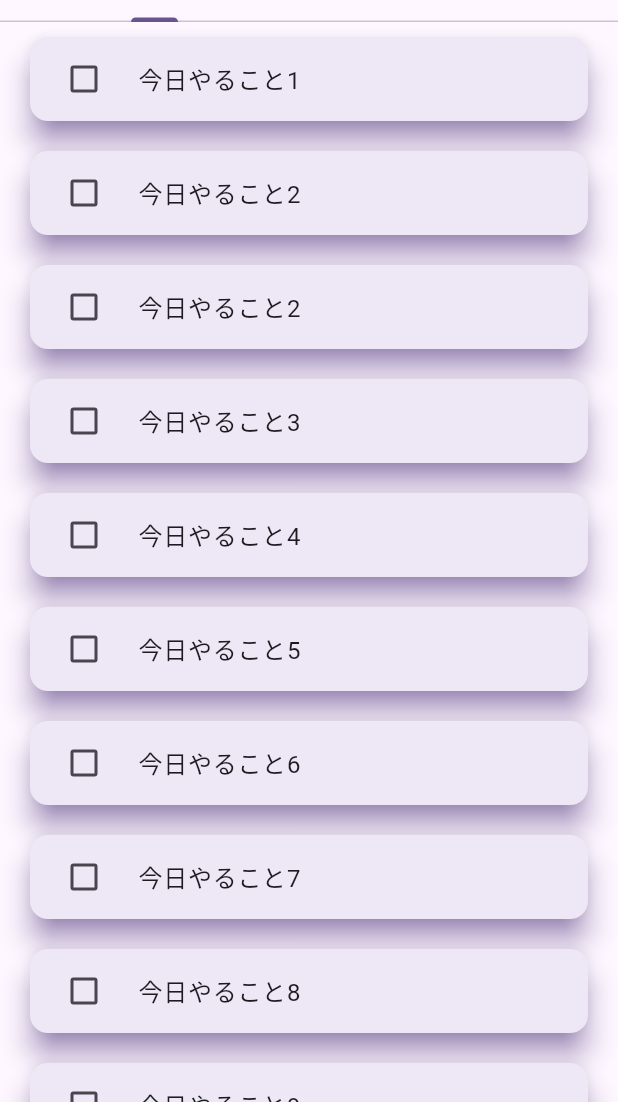
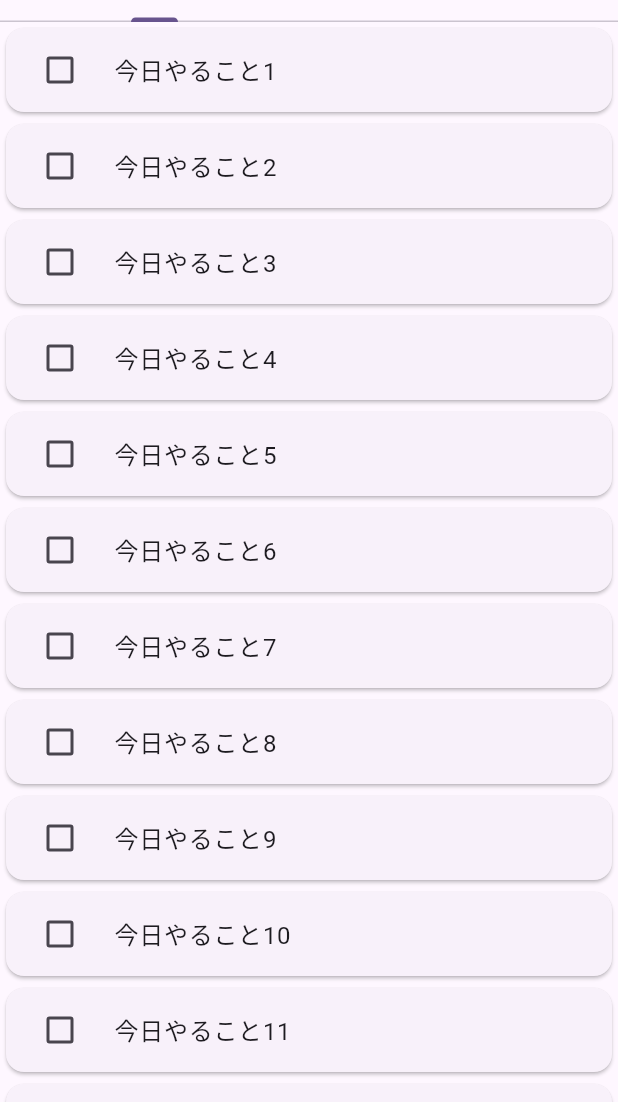
Before and after one commit to annayamamoto/todo, a Flutter app: the screen it shows after launch, on a phone screen of 412 x 824 dp, the part 134-1236 px from its top. Run offline on Flutter 3.47's test engine with Material 2 defaults, Android fonts, the phone set to English and light mode, and no system bars; our stand-ins replace flutter_hooks, flutter_riverpod.

Commit message:
todoリストの削除追加

```diff
--- a/lib/tab_bar_widget.dart
+++ b/lib/tab_bar_widget.dart
@@ -13,18 +13,21 @@ class TabBarWidget extends HookWidget {
 
   @override
   Widget build(BuildContext context) {
-    final _controller = useTabController(initialLength: tabList.length);
+    final controller = useTabController(initialLength: tabList.length);
     return Column(
       children: [
         TabBar(
           tabs: tabList,
-          controller: _controller,
+          controller: controller,
         ),
         Expanded(
-          child: TabBarView(controller: _controller, children: [
-            TodoListView(),
-            const Center(child: Text('Tab 2 View')),
-          ]),
+          child: TabBarView(
+            controller: controller,
+            children: const [
+              TodoListView(),
+              Center(child: Text('Tab 2 View')),
+            ],
+          ),
         )
       ],
     );
--- a/lib/todo_list_view.dart
+++ b/lib/todo_list_view.dart
@@ -2,13 +2,15 @@ import 'package:flutter/material.dart';
 import 'package:flutter_hooks/flutter_hooks.dart';
 
 class TodoListView extends HookWidget {
-  TodoListView({
+  const TodoListView({
     super.key,
   });
 
-  final List<String> _todoList = [
+  @override
+  Widget build(BuildContext context) {
+    final GlobalKey<AnimatedListState> listKey = useMemoized(() => GlobalKey());
+    final todoList = useState<List<String>>([
       '今日やること1',
-    '今日やること2',
       '今日やること2',
       '今日やること3',
       '今日やること4',
@@ -20,43 +22,83 @@ class TodoListView extends HookWidget {
       '今日やること10',
       '今日やること11',
       '今日やること12',
-  ];
+    ]);
+    // 各Todo項目のチェックボックスの状態
+    final todoCheckedStates = useState<List<bool>>(
+        List.generate(todoList.value.length, (index) => (false)));
 
-  @override
-  Widget build(BuildContext context) {
-    // 各Todo項目のチェックボックスの状態を保存するためのリストを作成
-    final todoCheckedStates = List.generate(
-      _todoList.length,
-      (index) => useState(false),
+    void removeTodoAt(int index) {
+      String removedItem = todoList.value[index];
+      bool isChecked = todoCheckedStates.value[index];
+      listKey.currentState!.removeItem(
+        index,
+        (context, animation) =>
+            _buildRemovedItem(removedItem, isChecked, context, animation),
+        duration: const Duration(milliseconds: 300),
       );
-    return Center(
-      child: SingleChildScrollView(
-        child: Column(
-            children: _todoList.asMap().entries.map((e) {
-          // .asMap()で、_todoListの各項目とそのインデックスを取得
-          final index = e.key;
-          final todo = e.value;
-          return Card(
-            color: Colors.deepPurple[50],
-            margin: const EdgeInsets.symmetric(horizontal: 20, vertical: 10),
-            elevation: 8,
-            shadowColor: Colors.deepPurple,
-            child: Column(
-              children: <Widget>[
-                CheckboxListTile(
+
+      todoList.value = List.of(todoList.value)..removeAt(index);
+      todoCheckedStates.value = List.of(todoCheckedStates.value)
+        ..removeAt(index);
+    }
+
+    return AnimatedList(
+        key: listKey,
+        initialItemCount: todoList.value.length,
+        itemBuilder: (context, index, animation) {
+          return SlideTransition(
+            position: animation.drive(
+                Tween<Offset>(begin: const Offset(1, 0), end: Offset.zero)
+                    .chain(CurveTween(curve: Curves.easeInOut))),
+            child: Card(
+              child: CheckboxListTile(
                 controlAffinity: ListTileControlAffinity.leading,
-                  title: Text(todo),
-                  value: todoCheckedStates[index].value, // 現在のチェックボックスの状態
+                title: Text(
+                  todoList.value[index],
+                  style: todoCheckedStates.value[index]
+                      ? const TextStyle(decoration: TextDecoration.lineThrough)
+                      : null,
+                ),
+                value: todoCheckedStates.value[index],
                 onChanged: (newValue) {
-                    // チェックボックスがタップされたときの動作
-                    todoCheckedStates[index].value = newValue!;
+                  todoCheckedStates.value = List.of(todoCheckedStates.value)
+                    ..[index] = newValue!;
+
+                  if (newValue) {
+                    // 1秒後に削除
+                    Future.delayed(const Duration(milliseconds: 600), () {
+                      if (todoCheckedStates.value[index]) {
+                        removeTodoAt(index);
+                      }
+                    });
+                  }
                 },
               ),
-              ],
             ),
           );
-        }).toList()),
+        });
+  }
+}
+
+Widget _buildRemovedItem(String item, bool isChecked, BuildContext context,
+    Animation<double> animation) {
+  return FadeTransition(
+    opacity: animation,
+    child: SizeTransition(
+      sizeFactor: animation,
+      child: Card(
+        child: CheckboxListTile(
+          controlAffinity: ListTileControlAffinity.leading,
+          title: Text(
+            item,
+            style: isChecked
+                ? const TextStyle(decoration: TextDecoration.lineThrough)
+                : null,
+          ),
+          value: isChecked,
+          onChanged: null,
+        ),
+      ),
     ),
   );
 }
-}
```
Lines whose indentation alone changed are shown as unchanged.
